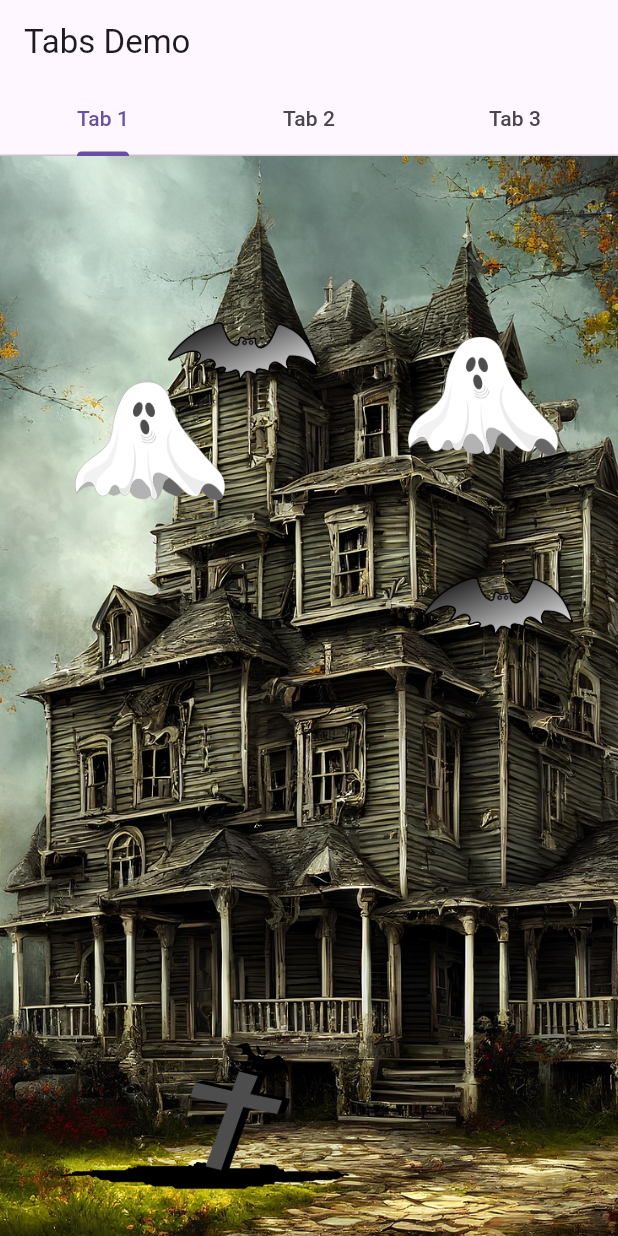
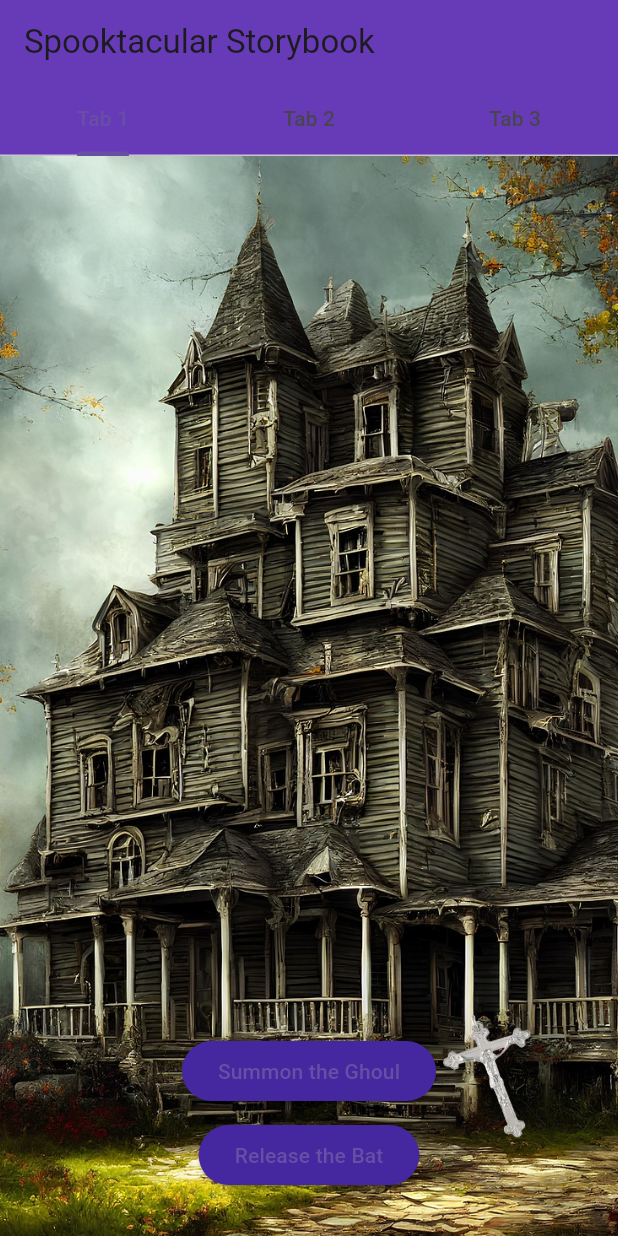
Before and after one commit to Mebibora/animated_halloween_storybook, a Flutter app: the screen it shows after launch, on a phone screen of 412 x 824 dp. Run offline on Flutter 3.47's test engine with Material 3 defaults, Android fonts, the phone set to English and light mode, and no system bars.

Commit message:
all tabs completed

```diff
--- a/lib/main.dart
+++ b/lib/main.dart
@@ -1,156 +1,355 @@
 import 'package:flutter/material.dart';
 
 void main() {
-  runApp(MyApp());
+  runApp(const MyApp());
 }
 
 class MyApp extends StatelessWidget {
+  const MyApp({super.key});
+
   @override
   Widget build(BuildContext context) {
     return MaterialApp(
+      debugShowCheckedModeBanner: false,
+      title: 'Spooktacular Storybook',
       home: DefaultTabController(
         length: 3,
-        child: _TabsNonScrollableDemo(),
+        child: const StoryTabs(),
       ),
     );
   }
 }
 
-class _TabsNonScrollableDemo extends StatefulWidget {
-  @override
-  __TabsNonScrollableDemoState createState() => __TabsNonScrollableDemoState();
-}
-
-class __TabsNonScrollableDemoState extends State<_TabsNonScrollableDemo>
-    with SingleTickerProviderStateMixin, RestorationMixin {
-  late TabController _tabController;
-
-  final RestorableInt tabIndex = RestorableInt(0);
-
-  @override
-  String get restorationId => 'tab_non_scrollable_demo';
-
-  @override
-  void restoreState(RestorationBucket? oldBucket, bool initialRestore) {
-    registerForRestoration(tabIndex, 'tab_index');
-    _tabController.index = tabIndex.value;
-  }
-
-  @override
-  void initState() {
-    super.initState();
-    _tabController = TabController(
-      initialIndex: 0,
-      length: 3,
-      vsync: this,
-    );
-    _tabController.addListener(() {
-      setState(() {
-        tabIndex.value = _tabController.index;
-      });
-    });
-  }
-
-  @override
-  void dispose() {
-    _tabController.dispose();
-    tabIndex.dispose();
-    super.dispose();
-  }
+//-------------------------------------------------------------//
+//  MAIN TAB CONTROLLER
+//-------------------------------------------------------------//
+class StoryTabs extends StatelessWidget {
+  const StoryTabs({super.key});
 
   @override
   Widget build(BuildContext context) {
-// For the To do task hint: consider defining the widget and name of the tabs here
-    final tabs = ['Tab 1', 'Tab 2', 'Tab 3'];
-
     return Scaffold(
       appBar: AppBar(
-        automaticallyImplyLeading: false,
-        title: Text(
-          'Tabs Demo',
-        ),
-        bottom: TabBar(
-          controller: _tabController,
-          isScrollable: false,
+        title: const Text('Spooktacular Storybook'),
+        backgroundColor: Colors.deepPurple,
+        bottom: const TabBar(
           tabs: [
-            for (final tab in tabs) Tab(text: tab),
+            Tab(text: 'Tab 1'),
+            Tab(text: 'Tab 2'),
+            Tab(text: 'Tab 3'),
           ],
         ),
       ),
-      body: TabBarView(
-        controller: _tabController,
+      body: const TabBarView(
         children: [
-// hint for the to do task:Considering creating the different for different tabs
-          Container(
-
-            decoration: BoxDecoration(
-              image: DecorationImage(
-                image:AssetImage('images/haunted_house.jpg'),
-                fit: BoxFit.cover,
-
-              ),
-            ),
-            child: Stack(
-              children: [
-                Positioned(
-                  right: 40,
-                  top: 60,
-                  width: 100,
-                  height: 200,
-                  child: Image.asset('images/ghoul.webp')
-                ),
-                Positioned(
-                  left: 50,
-                  top: 90,
-                  width: 100,
-                  height: 200,
-                  child: Image.asset('images/ghoul.webp')
-                ),
-                Positioned(
-                  right: 30,
-                  top: 200,
-                  width: 100,
-                  height: 200,
-                  child: Image.asset('images/bat.webp')
-                ),
-                Positioned(
-                  right: 200,
-                  top: 30,
-                  width: 100,
-                  height: 200,
-                  child: Image.asset('images/bat.webp')
-                ),
-                Positioned(
-                  left: 40,
-                  bottom: 30,
-                  width: 200,
-                  height: 100,
-                  child: Image.asset('images/tombstone.webp')
-                ),
-              ],
-            ),
-
-          ),
-
-
-          Container(
-              decoration: BoxDecoration(
-                image: DecorationImage(
-                  image:AssetImage('assets/images/haunted_house.jpg'),
-                  fit: BoxFit.cover,
-              ),
-            ),
-          ),
-          Container(
-            decoration: BoxDecoration(
-              image: DecorationImage(
-                image:AssetImage('assets/images/haunted_house.jpg'),
-                fit: BoxFit.cover,
-              ),
-            ),
-          ),
+          PartnerScene(),   // 👻 Tab 1: Haunted House
+          WerewolfScene(),  // 🐺 Tab 2: Werewolf
+          DraculaScene(),   // 🧛 Tab 3: Dracula
         ],
       ),
     );
   }
 }
+
+//-------------------------------------------------------------//
+//  👻 TAB 1 — Haunted House (uses ghoul.webp, bat, cross)
+//-------------------------------------------------------------//
+class PartnerScene extends StatefulWidget {
+  const PartnerScene({super.key});
+
+  @override
+  State<PartnerScene> createState() => _PartnerSceneState();
+}
+
+class _PartnerSceneState extends State<PartnerScene> {
+  bool ghostVisible = false;
+  bool batVisible = false;
+  bool crossGlow = false;
+
+  void toggleGhost() {
+    setState(() => ghostVisible = !ghostVisible);
+  }
+
+  void flyBat() {
+    setState(() => batVisible = true);
+    Future.delayed(const Duration(seconds: 3), () {
+      setState(() => batVisible = false);
+    });
+  }
+
+  void activateCross() {
+    setState(() => crossGlow = true);
+    Future.delayed(const Duration(seconds: 2), () {
+      setState(() => crossGlow = false);
+    });
+  }
+
+  @override
+  Widget build(BuildContext context) {
+    return Stack(
+      alignment: Alignment.center,
+      children: [
+        // 🏚️ Background
+        Container(
+          decoration: const BoxDecoration(
+            image: DecorationImage(
+              image: AssetImage('assets/haunted_house.jpg'),
+              fit: BoxFit.cover,
+            ),
+          ),
+        ),
+
+        // 👻 Ghost (from ghoul.webp)
+        AnimatedOpacity(
+          opacity: ghostVisible ? 1.0 : 0.0,
+          duration: const Duration(seconds: 2),
+          child: Image.asset('assets/ghoul.webp', width: 180),
+        ),
+
+        // 🦇 Bat (flies briefly)
+        if (batVisible)
+          Positioned(
+            left: 40,
+            top: 120,
+            child: AnimatedOpacity(
+              opacity: batVisible ? 1.0 : 0.0,
+              duration: const Duration(milliseconds: 800),
+              child: Image.asset('assets/bat.webp', width: 100),
+            ),
+          ),
+
+        // ✝️ Silver Cross Trap (glows briefly)
+        Positioned(
+          right: 40,
+          bottom: 60,
+          child: AnimatedContainer(
+            duration: const Duration(milliseconds: 500),
+            decoration: BoxDecoration(
+              boxShadow: crossGlow
+                  ? [BoxShadow(color: Colors.redAccent.withOpacity(0.9), blurRadius: 25)]
+                  : [],
+            ),
+            child: GestureDetector(
+              onTap: activateCross,
+              child: Image.asset('assets/silver_cross.webp', width: 90),
+            ),
+          ),
+        ),
+
+        // 🎃 Buttons
+        Positioned(
+          bottom: 30,
+          child: Column(
+            children: [
+              ElevatedButton(
+                onPressed: toggleGhost,
+                style: ElevatedButton.styleFrom(
+                  backgroundColor: Colors.deepPurple[800],
+                ),
+                child: const Text("Summon the Ghoul"),
+              ),
+              const SizedBox(height: 8),
+              ElevatedButton(
+                onPressed: flyBat,
+                style: ElevatedButton.styleFrom(
+                  backgroundColor: Colors.deepPurple[800],
+                ),
+                child: const Text("Release the Bat"),
+              ),
+            ],
+          ),
+        ),
+      ],
+    );
+  }
+}
+
+//-------------------------------------------------------------//
+//  🐺 TAB 2 — Werewolf Transformation
+//-------------------------------------------------------------//
+class WerewolfScene extends StatefulWidget {
+  const WerewolfScene({super.key});
+  @override
+  State<WerewolfScene> createState() => _WerewolfSceneState();
+}
+
+class _WerewolfSceneState extends State<WerewolfScene> {
+  int stage = 0;
+  bool trapActivated = false;
+
+  void nextStage() {
+    if (stage < 2) setState(() => stage++);
+  }
+
+  void triggerTrap() {
+    setState(() => trapActivated = true);
+    Future.delayed(const Duration(seconds: 2), () {
+      setState(() => trapActivated = false);
+    });
+  }
+
+  @override
+  Widget build(BuildContext context) {
+    final List<String> images = [
+      'assets/man.webp',
+      'assets/partial.webp',
+      'assets/werewolf.webp',
+    ];
+
+    return Stack(
+      alignment: Alignment.center,
+      children: [
+        Container(
+          decoration: const BoxDecoration(
+            image: DecorationImage(
+              image: AssetImage('assets/forest_night.webp'),
+              fit: BoxFit.cover,
+            ),
+          ),
+        ),
+        AnimatedPositioned(
+          top: stage == 2 ? 60 : 400,
+          duration: const Duration(seconds: 3),
+          child: Image.asset('assets/moon.webp', width: 130),
+        ),
+        GestureDetector(
+          onTap: nextStage,
+          child: AnimatedSwitcher(
+            duration: const Duration(seconds: 2),
+            child: Image.asset(
+              images[stage],
+              key: ValueKey(stage),
+              width: 250,
+            ),
+          ),
+        ),
+        Positioned(
+          left: 40,
+          bottom: 80,
+          child: GestureDetector(
+            onTap: triggerTrap,
+            child: Image.asset('assets/silver_cross.webp', width: 80),
+          ),
+        ),
+        if (trapActivated)
+          Container(
+            color: Colors.black.withOpacity(0.7),
+            alignment: Alignment.center,
+            child: const Text(
+              "The silver cross burns!",
+              style: TextStyle(
+                color: Colors.redAccent,
+                fontSize: 22,
+                fontWeight: FontWeight.bold,
+              ),
+            ),
+          ),
+        Positioned(
+          bottom: 40,
+          child: AnimatedOpacity(
+            opacity: stage == 2 ? 1.0 : 0.0,
+            duration: const Duration(seconds: 2),
+            child: const Text(
+              '"Under the full moon... the beast awakens."',
+              style: TextStyle(
+                color: Colors.white,
+                fontSize: 18,
+                fontStyle: FontStyle.italic,
+              ),
+            ),
+          ),
+        ),
+      ],
+    );
+  }
+}
+
+//-------------------------------------------------------------//
+//  🧛 TAB 3 — Dracula Scene
+//-------------------------------------------------------------//
+class DraculaScene extends StatefulWidget {
+  const DraculaScene({super.key});
+  @override
+  State<DraculaScene> createState() => _DraculaSceneState();
+}
+
+class _DraculaSceneState extends State<DraculaScene> {
+  int stage = 0;
+  bool batVisible = false;
+
+  void nextStage() {
+    if (stage < 2) {
+      setState(() => stage++);
+      if (stage == 2) {
+        batVisible = true;
+        Future.delayed(const Duration(seconds: 3), () {
+          setState(() => batVisible = false);
+        });
+      }
+    }
+  }
+
+  @override
+  Widget build(BuildContext context) {
+    final List<String> draculaStages = [
+      'assets/dracula_coffin.webp',
+      'assets/dracula_rising.webp',
+      'assets/dracula_vampire.webp',
+    ];
+
+    return Stack(
+      alignment: Alignment.center,
+      children: [
+        Container(
+          decoration: const BoxDecoration(
+            image: DecorationImage(
+              image: AssetImage('assets/castle_interior.webp'),
+              fit: BoxFit.cover,
+            ),
+          ),
+        ),
+        AnimatedPositioned(
+          top: stage == 2 ? 50 : 450,
+          duration: const Duration(seconds: 3),
+          child: Image.asset('assets/moon.webp', width: 120),
+        ),
+        GestureDetector(
+          onTap: nextStage,
+          child: AnimatedSwitcher(
+            duration: const Duration(seconds: 2),
+            child: Image.asset(
+              draculaStages[stage],
+              key: ValueKey(stage),
+              width: 260,
+            ),
+          ),
+        ),
+        if (batVisible)
+          Positioned(
+            right: 30,
+            top: 100,
+            child: AnimatedOpacity(
+              opacity: batVisible ? 1.0 : 0.0,
+              duration: const Duration(seconds: 1),
+              child: Image.asset('assets/bat.webp', width: 70),
+            ),
+          ),
+        Positioned(
+          bottom: 40,
+          child: AnimatedOpacity(
+            opacity: stage == 2 ? 1.0 : 0.0,
+            duration: const Duration(seconds: 2),
+            child: const Text(
+              '"Dracula rises once more under the full moon."',
+              style: TextStyle(
+                color: Colors.redAccent,
+                fontSize: 18,
+                fontStyle: FontStyle.italic,
+              ),
+            ),
+          ),
+        ),
+      ],
+    );
+  }
+}
```
Also changed, not shown: pubspec.yaml (+1 -6 lines), assets/bat.webp (renamed from images/bat.webp), assets/castle_interior.webp (added), assets/dracula_coffin.webp (added), assets/dracula_rising.webp (added), assets/dracula_vampire.webp (added), assets/forest_night.webp (added), assets/ghoul.webp (renamed from images/ghoul.webp), assets/haunted_house.jpg (renamed from images/haunted_house.jpg), assets/man.webp (added), assets/moon.webp (added), assets/partial.webp (added), assets/silver_cross.webp (added), assets/tombstone.webp (renamed from images/tombstone.webp), 1 more files.
